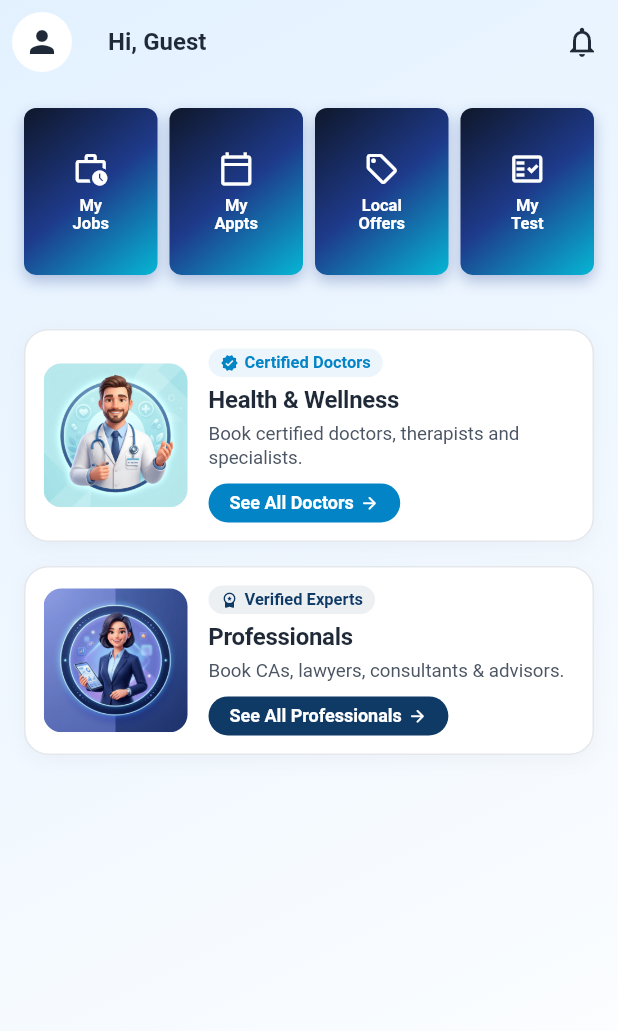
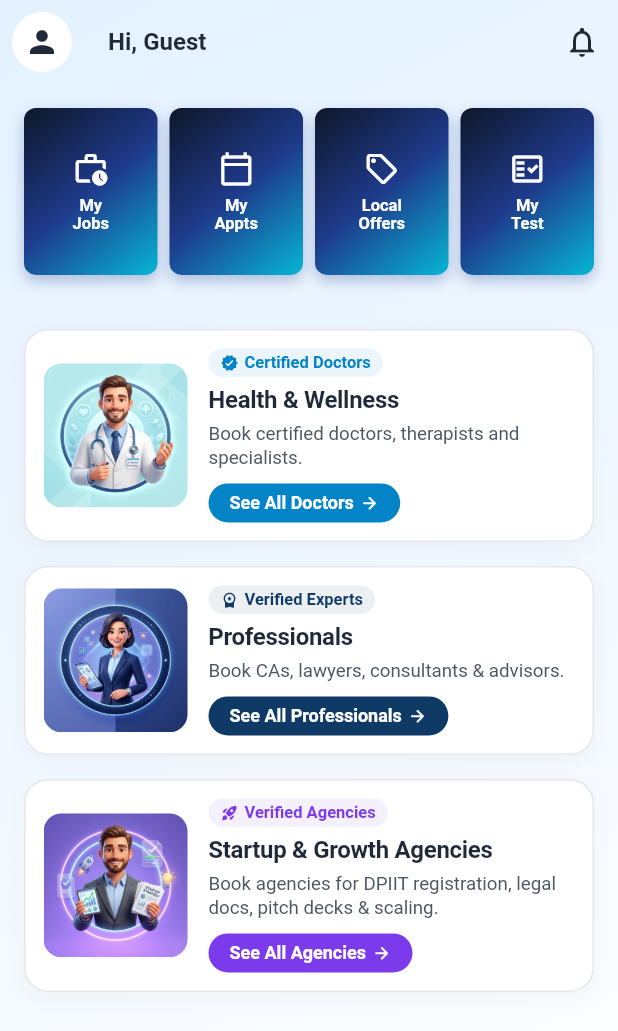
Before and after one commit to SMCrohit/careersetu, a Flutter app: the HomeScreen screen opened directly, on a phone screen of 412 x 824 dp. Shown: the top 1031 px of the screen. Run offline on Flutter 3.47's test engine with Material 3 defaults, Android fonts, the phone set to English and light mode, and no system bars; drawn by our look-alikes of showcaseview; our stand-ins replace carousel_slider, curved_navigation_bar, dio, file_picker, firebase_auth, firebase_core and 11 more; missing offline and left inert: file_saver, flutter_pdfview, scratcher; accounts and stored records are empty; network calls fail.

Commit message:
feat: add startup agencies card, 3D banner, and group filtering, hide other games, and bump to 1.0.14+14

```diff
--- a/lib/core/api/api_client.dart
+++ b/lib/core/api/api_client.dart
@@ -24,10 +24,13 @@ class ApiClient {
   static String get baseUrl {
     return kReleaseMode
         ? 'https://careersetu-smc.vercel.app/api'
-        : (dotenv.env['API_BASE_URL'] ?? 'http://192.168.1.11:8000/api');
+        : (dotenv.env['API_BASE_URL'] ?? 'http://192.168.1.7:8000/api');
   }
 
   ApiClient() {
+    if (kDebugMode) {
+      debugPrint('[ApiClient] Using API Base URL: $baseUrl');
+    }
     _dio = Dio(
       BaseOptions(
         baseUrl: baseUrl,
--- a/lib/core/constants/app_urls.dart
+++ b/lib/core/constants/app_urls.dart
@@ -9,7 +9,7 @@ class AppUrls {
     }
 
     // 2. Derive dynamically from API_BASE_URL as per environment
-    final apiBase = dotenv.env['API_BASE_URL'] ?? 'http://192.168.1.11:8000/api';
+    final apiBase = dotenv.env['API_BASE_URL'] ?? 'http://192.168.1.7:8000/api';
     final uri = Uri.tryParse(apiBase);
     if (uri != null) {
       // In local/LAN development, Vite frontend typically runs on port 5173
@@ -20,7 +20,7 @@ class AppUrls {
       return '${uri.scheme}://${uri.host}${uri.hasPort ? ':${uri.port}' : ''}';
     }
 
-    return 'http://192.168.1.11:5173';
+    return 'http://192.168.1.7:5173';
   }
 
   static String get termsAndConditionsUrl => '$webFrontendBaseUrl/terms';
--- a/lib/features/home/presentation/screens/home_screen.dart
+++ b/lib/features/home/presentation/screens/home_screen.dart
@@ -386,6 +386,27 @@ class _HomeScreenState extends ConsumerState<HomeScreen> {
                   },
                 ),
 
+                // Startup & Growth Agencies Card
+                CategoryPromoCard(
+                  title: 'Startup & Growth Agencies',
+                  subtitle: 'Book agencies for DPIIT registration, legal docs, pitch decks & scaling.',
+                  badgeText: 'Verified Agencies',
+                  badgeIcon: Icons.rocket_launch_rounded,
+                  imageAsset: 'assets/images/agency_banner.jpg',
+                  buttonText: 'See All Agencies',
+                  themeColor: const Color(0xFF7C3AED),
+                  onTap: () {
+                    Navigator.push(
+                      context,
+                      MaterialPageRoute(
+                        builder: (_) => const ProfessionalListingsScreen(
+                          group: ProfessionalGroup.agency,
+                        ),
+                      ),
+                    );
+                  },
+                ),
+
                 const SizedBox(height: 20),
               ],
             ),
--- a/lib/features/professionals/data/professionals_repository.dart
+++ b/lib/features/professionals/data/professionals_repository.dart
@@ -30,10 +30,11 @@ class ProfessionalFilterOptions {
   });
 }
 
-/// 'doctor' (Health & Wellness) or 'non_doctor' (Professionals).
+/// 'doctor' (Health & Wellness), 'non_doctor' (Professionals), or 'agency' (Startup Agencies).
 enum ProfessionalGroup {
   doctor('doctor'),
-  nonDoctor('non_doctor');
+  nonDoctor('non_doctor'),
+  agency('agency');
 
   final String api;
   const ProfessionalGroup(this.api);
--- a/pubspec.yaml
+++ b/pubspec.yaml
@@ -16,7 +16,7 @@ publish_to: 'none' # Remove this line if you wish to publish to pub.dev
 # https://developer.apple.com/library/archive/documentation/General/Reference/InfoPlistKeyReference/Articles/CoreFoundationKeys.html
 # In Windows, build-name is used as the major, minor, and patch parts
 # of the product and file versions while build-number is used as the build suffix.
-version: 1.0.13+13
+version: 1.0.14+14
 
 environment:
   sdk: ^3.11.4
```
Also changed, not shown: lib/features/games/presentation/screens/brain_games_screen.dart (+0 -30 lines), lib/features/professionals/presentation/screens/professional_listings_screen.dart (+11 -2 lines), assets/images/agency_banner.jpg (added), 2 other files.
